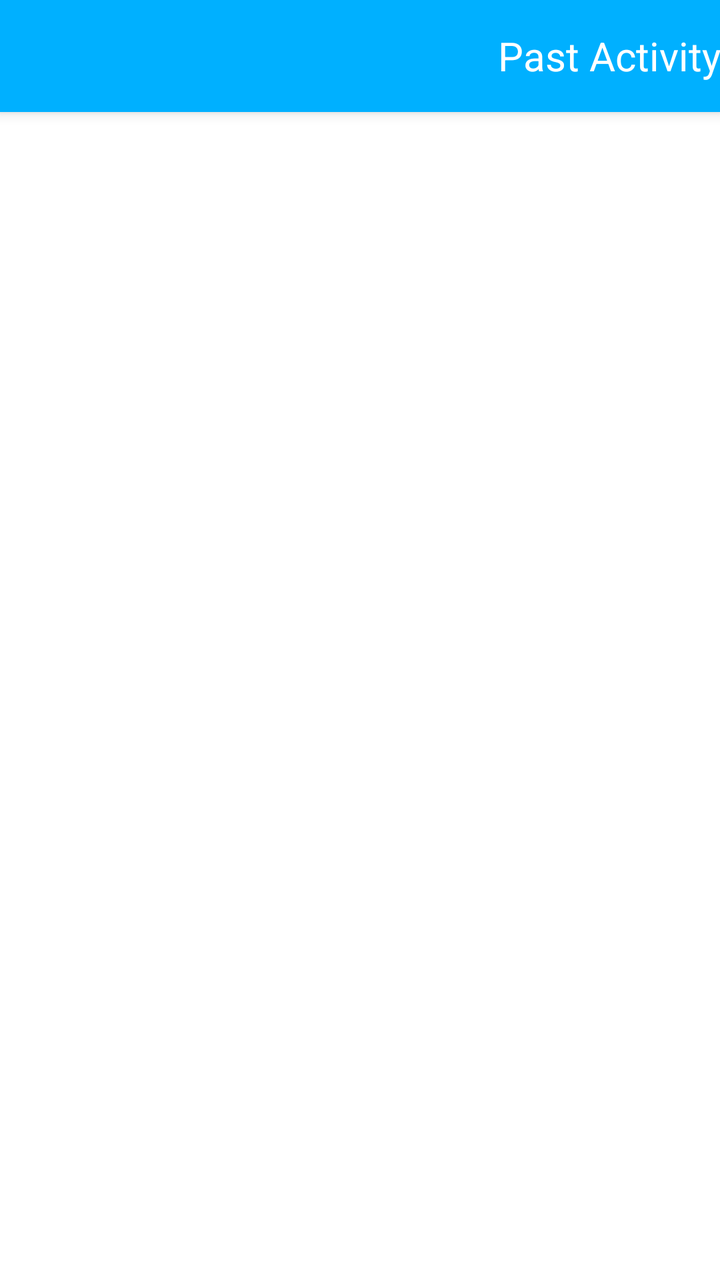
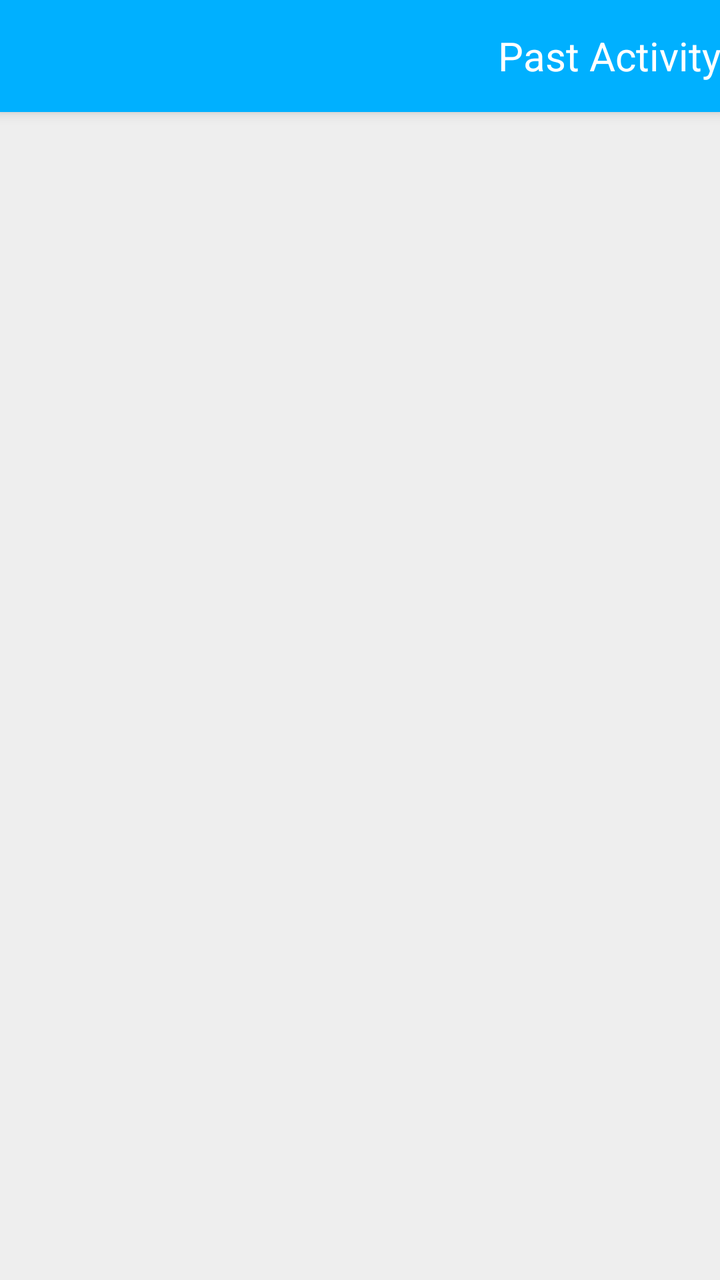

Before-and-after screenshots of an Android layout around one commit, followed by the original layout XML and the change that was made.
<!-- AndroidManifest.xml: activity theme AppTheme.NoActionBar -->
<!-- res/layout/activity_journal.xml -->
<?xml version="1.0" encoding="utf-8"?>
<androidx.coordinatorlayout.widget.CoordinatorLayout
    xmlns:android="http://schemas.android.com/apk/res/android"
    xmlns:app="http://schemas.android.com/apk/res-auto"
    xmlns:tools="http://schemas.android.com/tools"
    android:layout_width="match_parent"
    android:layout_height="match_parent"
    android:fitsSystemWindows="true"
    tools:context=".view.JournalActivity">

    <com.google.android.material.appbar.AppBarLayout
        android:id="@+id/record_appbar"
        android:layout_width="match_parent"
        android:layout_height="wrap_content"
        android:theme="@style/AppTheme.AppBarOverlay">

        <androidx.appcompat.widget.Toolbar
            android:id="@+id/record_toolbar"
            android:layout_width="match_parent"
            android:layout_height="?attr/actionBarSize"
            app:popupTheme="@style/AppTheme.PopupOverlay">

            <TextView
                android:layout_width="match_parent"
                android:layout_height="match_parent"
                android:gravity="end|center_vertical"
                android:textSize="@dimen/text_size_paragraph_title"
                android:textColor="#fff"
                android:text="@string/title_activity_journal"
                style="@style/AppTheme.AppBarOverlay"/>

        </androidx.appcompat.widget.Toolbar>

    </com.google.android.material.appbar.AppBarLayout>

    <FrameLayout
        android:layout_width="match_parent"
        android:layout_height="match_parent"
        app:layout_behavior="@string/appbar_scrolling_view_behavior">

        <LinearLayout
            android:layout_width="match_parent"
            android:layout_height="match_parent"
            android:orientation="horizontal">

            <FrameLayout
                android:id="@+id/record_list_container"
                android:layout_width="match_parent"
                android:layout_height="match_parent">

                <androidx.recyclerview.widget.RecyclerView
                    android:id="@+id/record_list"
                    android:layout_width="match_parent"
                    android:layout_height="match_parent"
                    android:background="#fff"
                    app:layoutManager="androidx.recyclerview.widget.LinearLayoutManager"
                    tools:context=".view.JournalActivity"
                    tools:listitem="@layout/item_journal"/>

            </FrameLayout>

            <FrameLayout
                android:id="@+id/record_item_container"
                android:layout_width="match_parent"
                android:layout_height="match_parent"
                android:visibility="gone"
                android:background="@color/colorNeutral"
                app:layout_behavior="@string/appbar_scrolling_view_behavior" />

        </LinearLayout>

    </FrameLayout>

</androidx.coordinatorlayout.widget.CoordinatorLayout>
<!-- res/layout/item_journal.xml (included above) -->
<?xml version="1.0" encoding="utf-8"?>
<androidx.cardview.widget.CardView
    xmlns:android="http://schemas.android.com/apk/res/android"
    android:id="@+id/record_item_view"
    android:layout_width="match_parent"
    android:layout_height="90dp"
    android:layout_marginTop="3dp"
    android:layout_marginBottom="3dp">

    <LinearLayout
        android:layout_width="match_parent"
        android:layout_height="match_parent"
        android:orientation="horizontal"
        android:baselineAligned="false">

        <FrameLayout
            android:layout_width="44dp"
            android:layout_height="match_parent"
            android:paddingTop="15dp"
            android:paddingBottom="15dp"
            android:paddingStart="10dp"
            android:background="@color/colorChalk"
            android:orientation="vertical"
            android:clickable="true"
            android:focusable="true">

            <ImageButton
                android:id="@+id/record_contact_button"
                android:layout_width="25dp"
                android:layout_height="25dp"
                android:layout_gravity="top"
                android:background="@color/colorChalk"
                android:src="@drawable/ic_baseline_more_horiz_24px"
                android:contentDescription="@string/description_decrement_percentage_text"/>

            <ImageButton
                android:id="@+id/record_share_button"
                android:layout_width="25dp"
                android:layout_height="25dp"
                android:layout_gravity="bottom"
                android:background="@color/colorChalk"
                android:src="@drawable/ic_menu_share"
                android:contentDescription="@string/description_decrement_percentage_text"/>

        </FrameLayout>

        <LinearLayout
            android:id="@+id/record_stats_view"
            android:layout_width="0dp"
            android:layout_height="match_parent"
            android:layout_weight=".4"
            android:padding="2dp"
            android:orientation="vertical"
            android:gravity="end"
            android:clickable="true"
            android:focusable="true">

            <LinearLayout
                android:layout_width="match_parent"
                android:layout_height="0dp"
                android:layout_weight=".5"
                android:orientation="horizontal"
                android:layout_gravity="center"
                android:gravity="center">

                <TextView
                    android:id="@+id/record_memo_text"
                    android:layout_width="0dp"
                    android:layout_height="match_parent"
                    android:layout_weight=".25"
                    android:background="#fff"
                    android:textSize="@dimen/text_size_paragraph_title"
                    android:textColor="#000"
                    android:gravity="center"
                    android:text="📝"
                    android:inputType="numberDecimal"
                    android:imeOptions="actionDone"
                    android:importantForAutofill="no"
                    android:hint="Toggle the type of this record"/>

                <TextView
                    android:id="@+id/record_time_text"
                    android:layout_width="0dp"
                    android:layout_height="match_parent"
                    android:layout_weight=".75"
                    android:background="#fff"
                    android:textSize="@dimen/text_size_paragraph_title"
                    android:textColor="#000"
                    android:gravity="center"
                    android:inputType="numberDecimal"
                    android:imeOptions="actionDone"
                    android:importantForAutofill="no"
                    android:hint="Change the date of this record"/>

            </LinearLayout>


            <LinearLayout
                android:layout_width="match_parent"
                android:layout_height="0dp"
                android:layout_weight=".5"
                android:orientation="horizontal"
                android:layout_gravity="center"
                android:gravity="center">

                <TextView
                    android:id="@+id/record_type_text"
                    android:layout_width="0dp"
                    android:layout_height="match_parent"
                    android:layout_weight=".25"
                    android:background="#fff"
                    android:textSize="@dimen/text_size_paragraph_title"
                    android:textColor="#000"
                    android:gravity="center"
                    android:inputType="numberDecimal"
                    android:imeOptions="actionDone"
                    android:importantForAutofill="no"
                    android:hint="Toggle the type of this record"/>

                <EditText
                    android:id="@+id/record_amount_text"
                    android:layout_width="0dp"
                    android:layout_height="match_parent"
                    android:layout_weight=".75"
                    android:background="#fff"
                    android:textSize="@dimen/text_size_paragraph_title"
                    android:textColor="#000"
                    android:gravity="center"
                    android:inputType="numberDecimal"
                    android:imeOptions="actionDone"
                    android:importantForAutofill="no"
                    android:hint="Change the amount of this record"/>

            </LinearLayout>

        </LinearLayout>

        <FrameLayout
            android:id="@+id/record_text_view"
            android:layout_width="0dp"
            android:layout_height="match_parent"
            android:layout_weight=".5"
            android:padding="2dp"
            android:background="@color/colorHeat">

            <LinearLayout
                android:layout_width="match_parent"
                android:layout_height="match_parent"
                android:padding="2dp"
                android:background="#fff"
                android:orientation="vertical"
                android:layout_gravity="start|center_vertical">

                <LinearLayout
                    android:layout_width="match_parent"
                    android:layout_height="0dp"
                    android:layout_weight=".7">

                    <TextView
                        android:id="@+id/record_primary"
                        android:layout_width="0dp"
                        android:layout_height="match_parent"
                        android:layout_weight=".9"
                        android:layout_margin="4dp"
                        android:textSize="@dimen/text_size_paragraph_title"
                        android:textAppearance="?attr/textAppearanceListItem" />

                    <CheckBox
                        android:id="@+id/record_type"
                        android:layout_width="5dp"
                        android:layout_height="5dp"
                        android:layout_margin="2dp"
                        android:checked="false" />

                </LinearLayout>

                <TextView
                    android:id="@+id/record_secondary"
                    android:layout_width="wrap_content"
                    android:layout_height="0dp"
                    android:layout_weight=".3"
                    android:layout_marginStart="4dp"
                    android:textSize="@dimen/text_size_paragraph"
                    android:textAppearance="?attr/textAppearanceListItem" />

            </LinearLayout>

        </FrameLayout>

    </LinearLayout>

</androidx.cardview.widget.CardView>
<!-- resources referenced by this layout -->
<resources>
  <color name="colorChalk">#EEE</color>
  <color name="colorHeat">#FF8800</color>
  <color name="colorNeutral">#DDD</color>
  <dimen name="text_size_paragraph">16sp</dimen>
  <dimen name="text_size_paragraph_title">20sp</dimen>
  <!-- drawable ic_baseline_more_horiz_24px (drawable) -->
  <vector xmlns:android="http://schemas.android.com/apk/res/android"
      android:width="24dp"
      android:height="24dp"
      android:viewportWidth="24"
      android:viewportHeight="24">
    <path
        android:fillColor="#FF000000"
        android:pathData="M6,10c-1.1,0 -2,0.9 -2,2s0.9,2 2,2 2,-0.9 2,-2 -0.9,-2 -2,-2zM18,10c-1.1,0 -2,0.9 -2,2s0.9,2 2,2 2,-0.9 2,-2 -0.9,-2 -2,-2zM12,10c-1.1,0 -2,0.9 -2,2s0.9,2 2,2 2,-0.9 2,-2 -0.9,-2 -2,-2z"/>
  </vector>
  <!-- drawable ic_menu_share (drawable-v21) -->
  <vector xmlns:android="http://schemas.android.com/apk/res/android"
      android:width="24dp"
      android:height="24dp"
      android:viewportHeight="24.0"
      android:viewportWidth="24.0">
      <path
          android:fillColor="#FF000000"
          android:pathData="M18,16.08c-0.76,0 -1.44,0.3 -1.96,0.77L8.91,12.7c0.05,-0.23 0.09,-0.46 0.09,-0.7s-0.04,-0.47 -0.09,-0.7l7.05,-4.11c0.54,0.5 1.25,0.81 2.04,0.81 1.66,0 3,-1.34 3,-3s-1.34,-3 -3,-3 -3,1.34 -3,3c0,0.24 0.04,0.47 0.09,0.7L8.04,9.81C7.5,9.31 6.79,9 6,9c-1.66,0 -3,1.34 -3,3s1.34,3 3,3c0.79,0 1.5,-0.31 2.04,-0.81l7.12,4.16c-0.05,0.21 -0.08,0.43 -0.08,0.65 0,1.61 1.31,2.92 2.92,2.92 1.61,0 2.92,-1.31 2.92,-2.92s-1.31,-2.92 -2.92,-2.92z" />
  </vector>
  <string name="description_decrement_percentage_text">Press this button to decrease the percentage of your total donation amount to be allocated to this charity on each converted smile or stride</string>
  <string name="title_activity_journal">Past Activity</string>
  <style name="AppTheme.AppBarOverlay" parent="ThemeOverlay.AppCompat.Dark.ActionBar" />
  <style name="AppTheme.PopupOverlay" parent="@android:style/Widget.PopupMenu">
          <item name="android:background">@color/colorPrimary</item>
      </style>
  <style name="AppTheme.NoActionBar">
          <item name="windowActionBar">false</item>
          <item name="windowNoTitle">true</item>
      </style>
  <color name="colorPrimary">#00B0FF</color>
</resources>

<!-- the commit's change to res/layout/activity_journal.xml (unified diff, before → after) -->
@@ -52,7 +52,7 @@
                     android:id="@+id/record_list"
                     android:layout_width="match_parent"
                     android:layout_height="match_parent"
-                    android:background="#fff"
+                    android:background="@color/colorChalk"
                     app:layoutManager="androidx.recyclerview.widget.LinearLayoutManager"
                     tools:context=".view.JournalActivity"
                     tools:listitem="@layout/item_journal"/>
